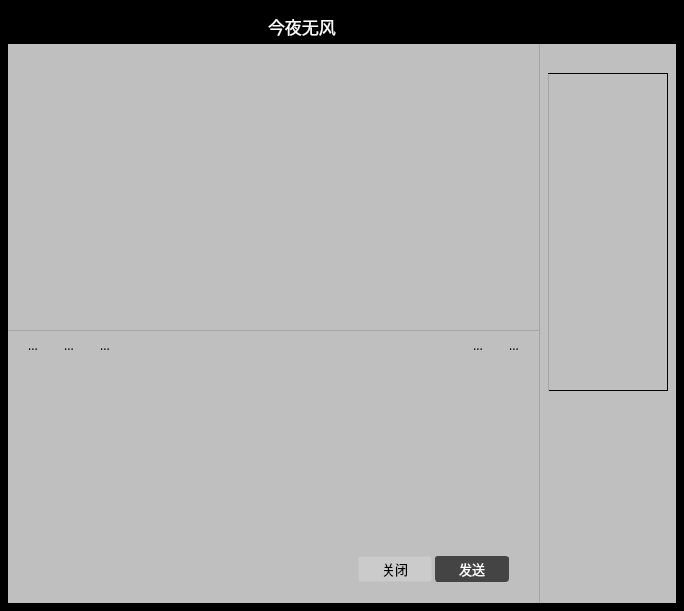
Above: Fdogpc/chat.ui from HuaGouFdog/FdogInstantMessaging before the change. Below: the same form after it.
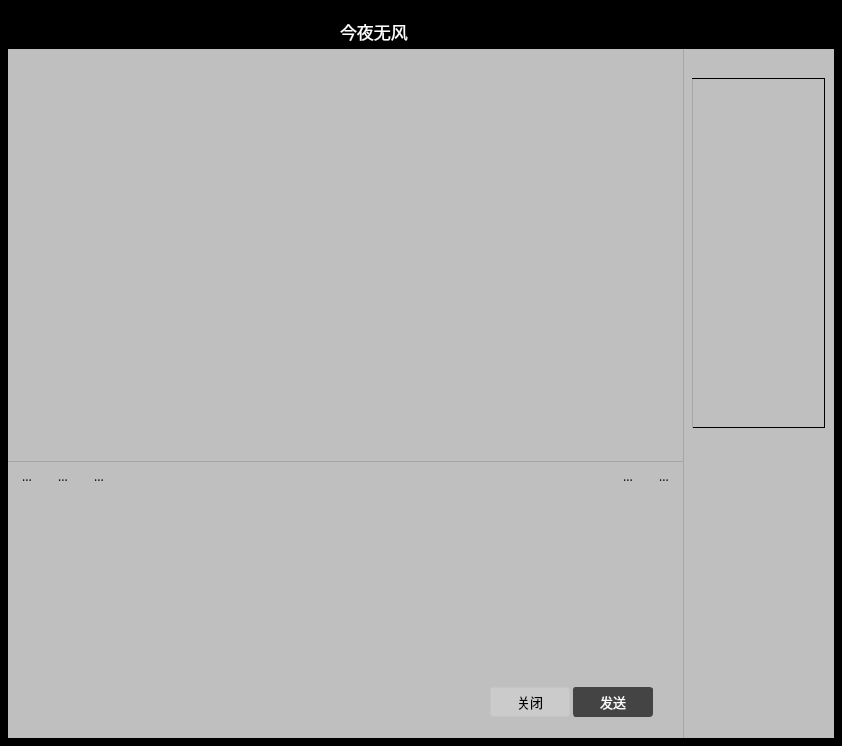
That is the form after the change. Icons and pictures are not drawn.

Patch:
```diff
--- a/Fdogpc/chat.ui
+++ b/Fdogpc/chat.ui
@@ -6,8 +6,8 @@
    <rect>
     <x>0</x>
     <y>0</y>
-    <width>684</width>
-    <height>611</height>
+    <width>842</width>
+    <height>746</height>
    </rect>
   </property>
   <property name="font">
@@ -28,7 +28,7 @@
 background-color: rgb(0, 0, 0);
 }</string>
   </property>
-  <layout class="QVBoxLayout" name="verticalLayout" stretch="1,20">
+  <layout class="QVBoxLayout" name="verticalLayout" stretch="1,15">
    <property name="spacing">
     <number>0</number>
    </property>
@@ -36,7 +36,7 @@
     <number>8</number>
    </property>
    <property name="topMargin">
-    <number>7</number>
+    <number>8</number>
    </property>
    <property name="rightMargin">
     <number>8</number>
@@ -62,8 +62,8 @@
       <widget class="QWidget" name="widget_4" native="true">
        <property name="minimumSize">
         <size>
-         <width>319</width>
-         <height>37</height>
+         <width>332</width>
+         <height>41</height>
         </size>
        </property>
        <property name="maximumSize">
@@ -197,6 +197,22 @@
           </property>
          </widget>
         </item>
+        <item>
+         <spacer name="horizontalSpacer_5">
+          <property name="orientation">
+           <enum>Qt::Horizontal</enum>
+          </property>
+          <property name="sizeType">
+           <enum>QSizePolicy::Fixed</enum>
+          </property>
+          <property name="sizeHint" stdset="0">
+           <size>
+            <width>5</width>
+            <height>20</height>
+           </size>
+          </property>
+         </spacer>
+        </item>
        </layout>
       </widget>
      </item>
@@ -242,6 +258,12 @@
 border-width:0;
 border-style:outset;</string>
             </property>
+            <property name="verticalScrollBarPolicy">
+             <enum>Qt::ScrollBarAlwaysOff</enum>
+            </property>
+            <property name="horizontalScrollBarPolicy">
+             <enum>Qt::ScrollBarAlwaysOff</enum>
+            </property>
             <property name="widgetResizable">
              <bool>true</bool>
             </property>
@@ -250,44 +272,20 @@
               <rect>
                <x>0</x>
                <y>0</y>
-               <width>527</width>
-               <height>275</height>
+               <width>671</width>
+               <height>398</height>
               </rect>
              </property>
              <property name="styleSheet">
               <string notr="true"/>
              </property>
-             <layout class="QVBoxLayout" name="verticalLayout_5">
-              <property name="leftMargin">
-               <number>10</number>
-              </property>
-              <property name="topMargin">
-               <number>10</number>
-              </property>
-              <property name="rightMargin">
-               <number>10</number>
-              </property>
-              <property name="bottomMargin">
-               <number>10</number>
-              </property>
-              <item>
-               <widget class="QPlainTextEdit" name="plainTextEdit">
-                <property name="font">
-                 <font>
-                  <family>Microsoft YaHei</family>
-                  <pointsize>14</pointsize>
-                  <stylestrategy>PreferAntialias</stylestrategy>
-                 </font>
+             <layout class="QGridLayout" name="gridLayout">
+              <item row="0" column="0">
+               <layout class="QVBoxLayout" name="verticalLayout_5">
+                <property name="spacing">
+                 <number>8</number>
                 </property>
-                <property name="styleSheet">
-                 <string notr="true">background-color:transparent;
-border-width:0;
-border-style:outset;</string>
-                </property>
-                <property name="readOnly">
-                 <bool>true</bool>
-                </property>
-               </widget>
+               </layout>
               </item>
              </layout>
             </widget>
@@ -305,33 +303,17 @@
           </property>
           <layout class="QHBoxLayout" name="horizontalLayout_4">
            <property name="leftMargin">
-            <number>0</number>
+            <number>4</number>
            </property>
            <property name="topMargin">
             <number>0</number>
            </property>
            <property name="rightMargin">
-            <number>0</number>
+            <number>4</number>
            </property>
            <property name="bottomMargin">
             <number>0</number>
            </property>
-           <item>
-            <spacer name="horizontalSpacer_5">
-             <property name="orientation">
-              <enum>Qt::Horizontal</enum>
-             </property>
-             <property name="sizeType">
-              <enum>QSizePolicy::Fixed</enum>
-             </property>
-             <property name="sizeHint" stdset="0">
-              <size>
-               <width>10</width>
-               <height>20</height>
-              </size>
-             </property>
-            </spacer>
-           </item>
            <item>
             <widget class="QToolButton" name="toolButton_4">
              <property name="minimumSize">
@@ -505,22 +487,6 @@
              </property>
             </widget>
            </item>
-           <item>
-            <spacer name="horizontalSpacer_6">
-             <property name="orientation">
-              <enum>Qt::Horizontal</enum>
-             </property>
-             <property name="sizeType">
-              <enum>QSizePolicy::Fixed</enum>
-             </property>
-             <property name="sizeHint" stdset="0">
-              <size>
-               <width>10</width>
-               <height>20</height>
-              </size>
-             </property>
-            </spacer>
-           </item>
           </layout>
          </widget>
         </item>
@@ -571,8 +537,8 @@
            <widget class="QPushButton" name="pushButton_4">
             <property name="minimumSize">
              <size>
-              <width>74</width>
-              <height>26</height>
+              <width>80</width>
+              <height>30</height>
              </size>
             </property>
             <property name="font">
@@ -600,8 +566,8 @@
            <widget class="QPushButton" name="pushButton_3">
             <property name="minimumSize">
              <size>
-              <width>74</width>
-              <height>26</height>
+              <width>80</width>
+              <height>30</height>
              </size>
             </property>
             <property name="font">
@@ -668,13 +634,13 @@
       <widget class="QWidget" name="widget_2" native="true">
        <property name="minimumSize">
         <size>
-         <width>137</width>
+         <width>151</width>
          <height>0</height>
         </size>
        </property>
        <property name="maximumSize">
         <size>
-         <width>120</width>
+         <width>149</width>
          <height>16777215</height>
         </size>
        </property>
@@ -705,14 +671,14 @@
          <widget class="QLabel" name="label_2">
           <property name="minimumSize">
            <size>
-            <width>120</width>
-            <height>318</height>
+            <width>122</width>
+            <height>350</height>
            </size>
           </property>
           <property name="maximumSize">
            <size>
-            <width>120</width>
-            <height>318</height>
+            <width>137</width>
+            <height>362</height>
            </size>
           </property>
           <property name="styleSheet">
```
